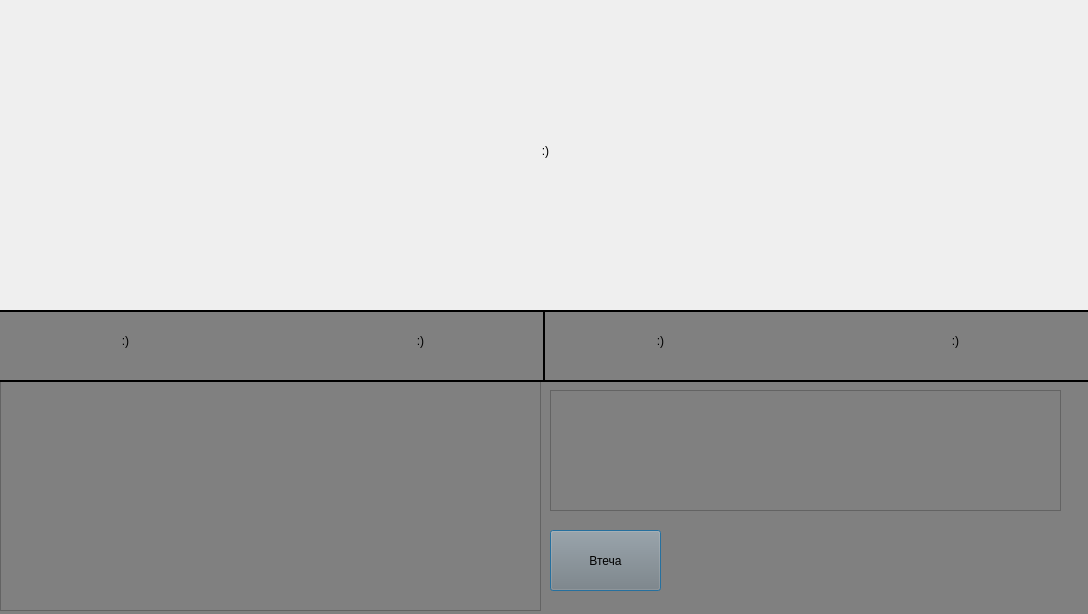
Kiziaka05/BikiniBottom2.0, file Fight.ui: the form before one commit.
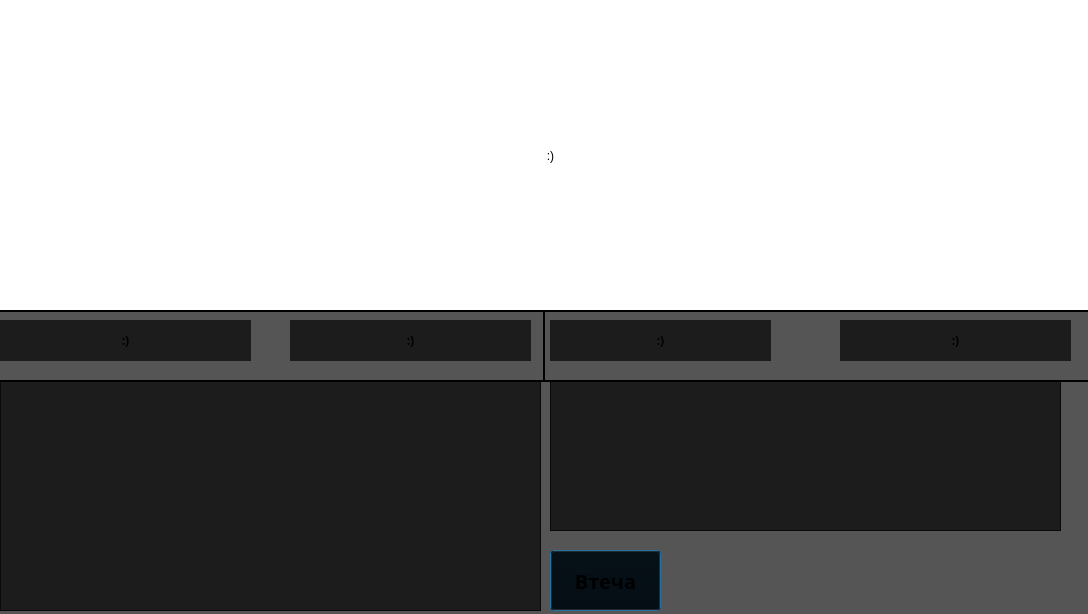
The form after the commit. Icons and pictures are not drawn.

```diff
--- a/Fight.ui
+++ b/Fight.ui
@@ -13,6 +13,16 @@
   <property name="windowTitle">
    <string/>
   </property>
+  <property name="styleSheet">
+   <string notr="true">QDialog {
+
+    border-image: url(TB2)0 0 0 0 stretch stretch;
+
+    background: transparent;
+    
+
+}</string>
+  </property>
   <widget class="QFrame" name="mid_blackline">
    <property name="geometry">
     <rect>
@@ -89,8 +99,7 @@
     </rect>
    </property>
    <property name="styleSheet">
-    <string notr="true">background-color: gray;
-</string>
+    <string notr="true">background-color: rgba(0, 0, 0, 170);</string>
    </property>
    <property name="frameShape">
     <enum>QFrame::Shape::StyledPanel</enum>
@@ -107,6 +116,12 @@
       <height>41</height>
      </rect>
     </property>
+    <property name="font">
+     <font>
+      <family>Unispace</family>
+      <bold>true</bold>
+     </font>
+    </property>
     <property name="layoutDirection">
      <enum>Qt::LayoutDirection::LeftToRight</enum>
     </property>
@@ -126,6 +141,12 @@
       <height>41</height>
      </rect>
     </property>
+    <property name="font">
+     <font>
+      <family>Unispace</family>
+      <bold>true</bold>
+     </font>
+    </property>
     <property name="layoutDirection">
      <enum>Qt::LayoutDirection::LeftToRight</enum>
     </property>
@@ -139,12 +160,18 @@
    <widget class="QLabel" name="Hero_Mana">
     <property name="geometry">
      <rect>
-      <x>310</x>
+      <x>300</x>
       <y>10</y>
       <width>241</width>
       <height>41</height>
      </rect>
     </property>
+    <property name="font">
+     <font>
+      <family>Unispace</family>
+      <bold>true</bold>
+     </font>
+    </property>
     <property name="layoutDirection">
      <enum>Qt::LayoutDirection::LeftToRight</enum>
     </property>
@@ -164,6 +191,12 @@
       <height>41</height>
      </rect>
     </property>
+    <property name="font">
+     <font>
+      <family>Unispace</family>
+      <bold>true</bold>
+     </font>
+    </property>
     <property name="layoutDirection">
      <enum>Qt::LayoutDirection::LeftToRight</enum>
     </property>
@@ -183,6 +216,13 @@
       <height>231</height>
      </rect>
     </property>
+    <property name="font">
+     <font>
+      <family>Unispace</family>
+      <pointsize>13</pointsize>
+      <bold>true</bold>
+     </font>
+    </property>
    </widget>
    <widget class="QTextEdit" name="combatLogTextEdit">
     <property name="enabled">
@@ -191,21 +231,35 @@
     <property name="geometry">
      <rect>
       <x>560</x>
-      <y>80</y>
+      <y>70</y>
       <width>511</width>
-      <height>121</height>
+      <height>151</height>
      </rect>
     </property>
+    <property name="font">
+     <font>
+      <family>Unispace</family>
+      <pointsize>13</pointsize>
+      <bold>true</bold>
+     </font>
+    </property>
    </widget>
    <widget class="QPushButton" name="btn_escape">
     <property name="geometry">
      <rect>
       <x>560</x>
-      <y>220</y>
+      <y>240</y>
       <width>111</width>
       <height>61</height>
      </rect>
     </property>
+    <property name="font">
+     <font>
+      <family>Unispace</family>
+      <pointsize>15</pointsize>
+      <bold>true</bold>
+     </font>
+    </property>
     <property name="text">
      <string>Втеча</string>
     </property>
@@ -214,10 +268,10 @@
   <widget class="QLabel" name="enemyImageLabel">
    <property name="geometry">
     <rect>
-     <x>0</x>
+     <x>350</x>
      <y>0</y>
-     <width>1091</width>
-     <height>301</height>
+     <width>401</width>
+     <height>311</height>
     </rect>
    </property>
    <property name="layoutDirection">
```
